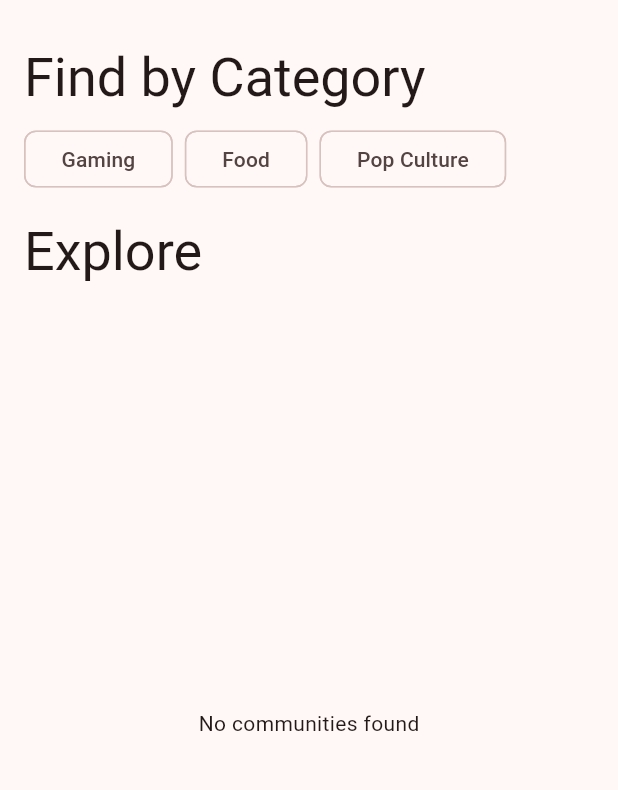
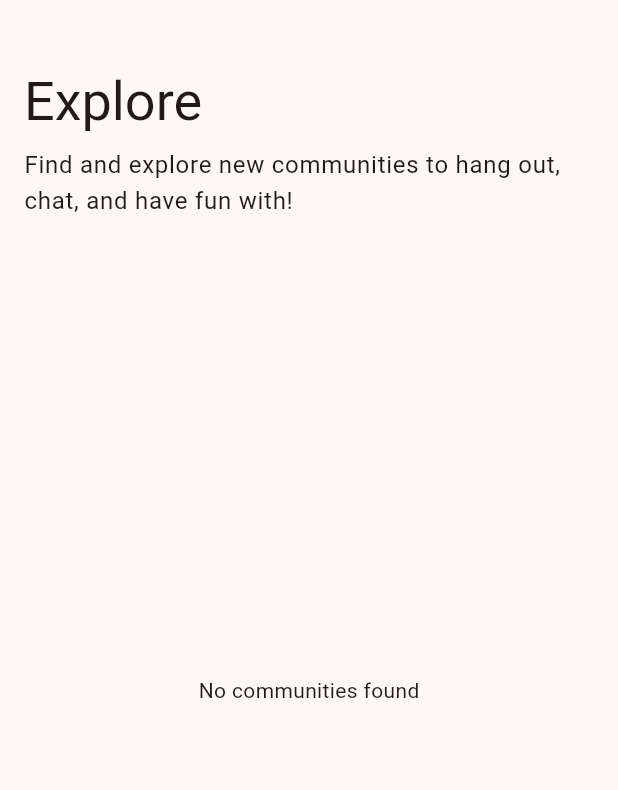
Before and after one commit to FujiwaraChoki/seddit, a Flutter app: the CommunitiesPage screen opened directly, on a phone screen of 412 x 824 dp, the part 63-853 px from its top. Run offline on Flutter 3.47's test engine with Material 3 defaults, Android fonts, the phone set to English and light mode, and no system bars; our stand-ins replace firebase_auth, firebase_core, flutter_dotenv, flutter_markdown, image_picker; missing offline and left inert: firebase_ui_auth, mongo_dart, shake_detector_android; accounts and stored records are empty; generated files the repository leaves out were written again.

Commit message:
Update sidebar label from "Recently visited" to "Popular"

```diff
--- a/lib/MenuSidebar.dart
+++ b/lib/MenuSidebar.dart
@@ -22,7 +22,7 @@ class _SidebarState extends State<Sidebar> {
           ),
           ListTile(
             title: const Text(
-              "Recently visited",
+              "Popular",
               style: TextStyle(
                 fontWeight: FontWeight.bold,
                 fontSize: 20,
--- a/lib/models/Post.dart
+++ b/lib/models/Post.dart
@@ -2,17 +2,19 @@
 import "package:uuid/uuid.dart";
 
 class Post {
-  Post(this._title, this._content, {
+  Post(this._title, this._content, this._community, {
     String author = "Anon", String? id
   }) : _author = author, _id = id ?? const Uuid().v4();
 
   String get id => _id;
   String get title => _title;
   String get content => _content;
+  String get community => _community;
   String get author => _author;
 
   final String _id;
   final String _title;
   final String _content;
+  final String _community;
   final String _author;
 }
--- a/lib/pages/CommunitiesPage.dart
+++ b/lib/pages/CommunitiesPage.dart
@@ -33,18 +33,10 @@ class CommunitiesPage extends StatelessWidget {
         child: Column(
           crossAxisAlignment: CrossAxisAlignment.start,
           children: [
-            Text("Find by Category", style: Theme.of(context).textTheme.displaySmall),
-            const SizedBox(height: 8),
-            const Wrap(
-              spacing: 8.0,
-              children: [
-                CategoryChip(label: "Gaming"),
-                CategoryChip(label: "Food"),
-                CategoryChip(label: "Pop Culture"),
-              ],
-            ),
             const SizedBox(height: 16),
             Text("Explore", style: Theme.of(context).textTheme.displaySmall),
+            const SizedBox(height: 8),
+            Text("Find and explore new communities to hang out, chat, and have fun with!", style: Theme.of(context).textTheme.bodyLarge),
             const SizedBox(height: 8),
             Expanded(
               child: Consumer<CommunityProvider>(
--- a/lib/providers/PostsProvider.dart
+++ b/lib/providers/PostsProvider.dart
@@ -9,8 +9,8 @@ class PostsProvider extends ChangeNotifier {
 
   Future<List<Post>> get posts => _postsService.readAll();
 
-  Future<void> createPost(String title, String content, String author) async {
-    await _postsService.create(Post(title, content, author: author));
+  Future<void> createPost(String title, String content, String author, String community) async {
+    await _postsService.create(Post(title, content, community, author: author));
     notifyListeners();
   }
 
--- a/lib/services/CommunityService.dart
+++ b/lib/services/CommunityService.dart
@@ -93,6 +93,7 @@ class CommunityService {
     return posts.map<Post>((post) => Post(
       post["title"] as String,
       post["content"] as String,
+      post["community"] as String,
       author: post["author"] as String,
       id: post["id"] as String,
     )).toList();
--- a/lib/services/PostsService.dart
+++ b/lib/services/PostsService.dart
@@ -16,6 +16,7 @@ class PostsService {
       "id": post.id,
       "title": post.title,
       "content": post.content,
+      "community": post.community,
       "author": post.author,
     });
 
@@ -31,6 +32,7 @@ class PostsService {
     return posts.map<Post>((post) => Post(
       post["title"] as String,
       post["content"] as String,
+      post["community"] as String,
       author: post["author"] as String,
       id: post["id"] as String,
     )).toList();
@@ -71,10 +73,6 @@ class PostsService {
     if (!db.isConnected) {
       await db.open();
     }
-
-    if (!db.collectionExists("posts")) {
-      await db.createCollection("posts");
-    }
   }
 
   // ignore: prefer_final_fields
```
Also changed, not shown: lib/pages/NewPostPage.dart (+33 -4 lines), lib/pages/PostCard.dart (+64 -14 lines).
